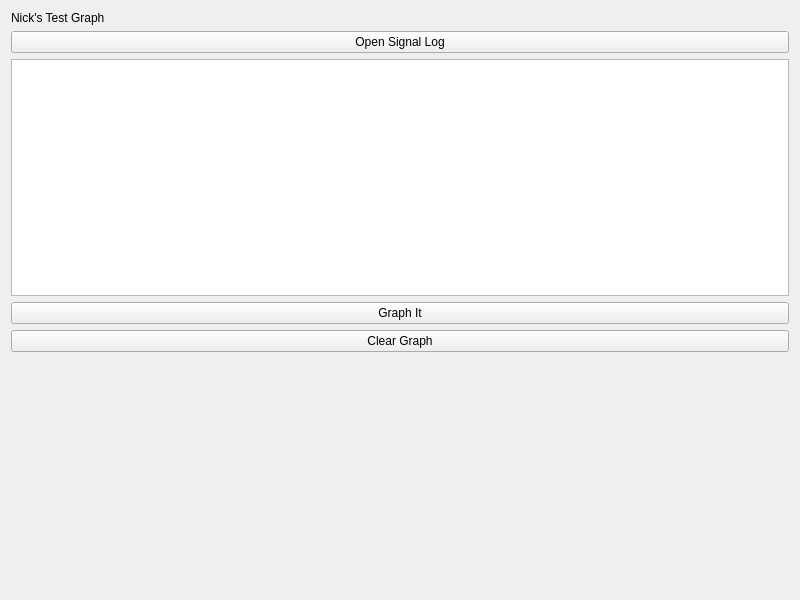
Koldor-47/QT-chart-Test, file widget.ui: the form before one commit.
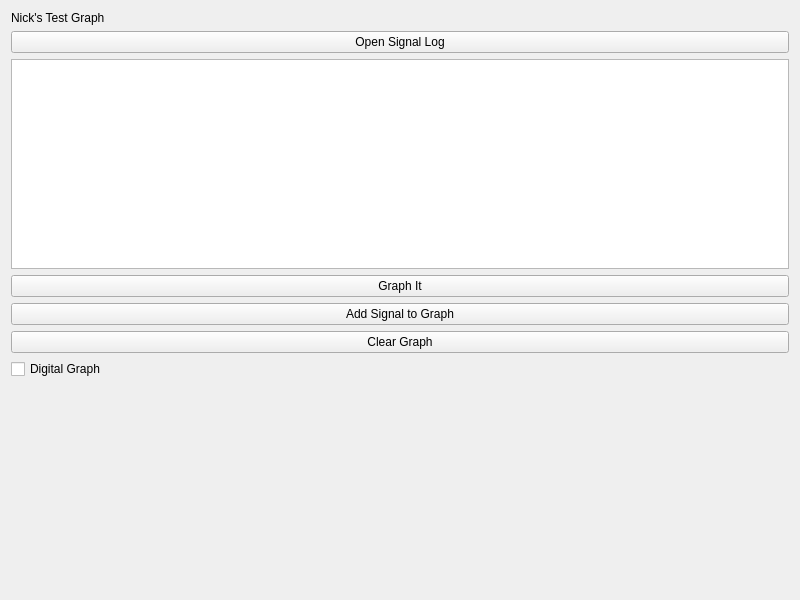
The form after the commit.

Commit message: Starting new features, 1. Digital Graphs 2. Multi Graph on one page

Patch:
```diff
--- a/widget.ui
+++ b/widget.ui
@@ -42,6 +42,13 @@
          </property>
         </widget>
        </item>
+       <item>
+        <widget class="QPushButton" name="pushButton">
+         <property name="text">
+          <string>Add Signal to Graph</string>
+         </property>
+        </widget>
+       </item>
        <item>
         <widget class="QPushButton" name="clearGraph">
          <property name="text">
@@ -49,6 +56,13 @@
          </property>
         </widget>
        </item>
+       <item>
+        <widget class="QCheckBox" name="StepGraphCheckBox">
+         <property name="text">
+          <string>Digital Graph</string>
+         </property>
+        </widget>
+       </item>
        <item>
         <spacer name="verticalSpacer">
          <property name="orientation">
```
The commit also changes 4 other files.
